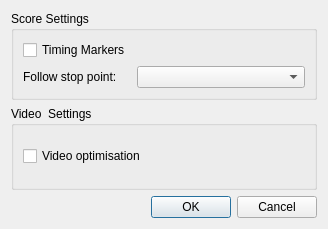
Qt form PianoBooster/src/GuiPreferencesDialog.ui (chrisballinger/PianoBooster) before a commit.
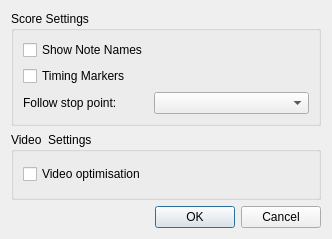
The same form after that commit.

Commit message: Added note names

Patch:
```diff
--- a/PianoBooster/src/GuiPreferencesDialog.ui
+++ b/PianoBooster/src/GuiPreferencesDialog.ui
@@ -5,8 +5,8 @@
    <rect>
     <x>0</x>
     <y>0</y>
-    <width>328</width>
-    <height>229</height>
+    <width>332</width>
+    <height>239</height>
    </rect>
   </property>
   <property name="windowTitle" >
@@ -21,7 +21,7 @@
      <layout class="QVBoxLayout" name="verticalLayout_3" >
       <item>
        <layout class="QGridLayout" name="gridLayout" >
-        <item row="0" column="0" >
+        <item row="1" column="0" >
          <widget class="QCheckBox" name="timingMarkersCheck" >
           <property name="sizePolicy" >
            <sizepolicy vsizetype="Fixed" hsizetype="Maximum" >
@@ -34,14 +34,14 @@
           </property>
          </widget>
         </item>
-        <item row="1" column="0" >
+        <item row="2" column="0" >
          <widget class="QLabel" name="label" >
           <property name="text" >
            <string>Follow stop point:</string>
           </property>
          </widget>
         </item>
-        <item row="1" column="1" >
+        <item row="2" column="1" >
          <widget class="QComboBox" name="followStopPointCombo" >
           <property name="sizePolicy" >
            <sizepolicy vsizetype="Fixed" hsizetype="Preferred" >
@@ -57,7 +57,7 @@
           </property>
          </widget>
         </item>
-        <item row="0" column="1" >
+        <item row="1" column="1" >
          <spacer name="horizontalSpacer" >
           <property name="orientation" >
            <enum>Qt::Horizontal</enum>
@@ -70,6 +70,26 @@
           </property>
          </spacer>
         </item>
+        <item row="0" column="0" >
+         <widget class="QCheckBox" name="showNoteNamesCheck" >
+          <property name="text" >
+           <string>Show Note Names</string>
+          </property>
+         </widget>
+        </item>
+        <item row="0" column="1" >
+         <spacer name="horizontalSpacer_2" >
+          <property name="orientation" >
+           <enum>Qt::Horizontal</enum>
+          </property>
+          <property name="sizeHint" stdset="0" >
+           <size>
+            <width>40</width>
+            <height>20</height>
+           </size>
+          </property>
+         </spacer>
+        </item>
        </layout>
       </item>
      </layout>
```
The commit also changes 26 other files.
